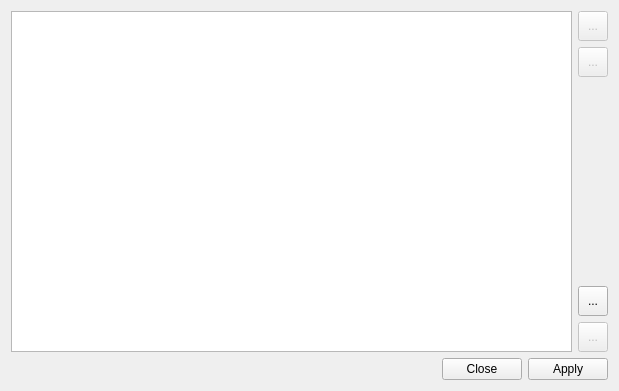
Qt form src/gui/widgets/dictionarysettings.ui (ripose-jp/Memento) before a commit.
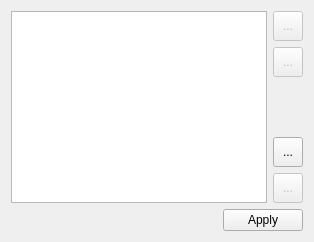
The same form after that commit.

```diff
--- a/src/gui/widgets/dictionarysettings.ui
+++ b/src/gui/widgets/dictionarysettings.ui
@@ -2,13 +2,11 @@
 <ui version="4.0">
  <class>DictionarySettings</class>
  <widget class="QWidget" name="DictionarySettings">
-  <property name="geometry">
-   <rect>
-    <x>0</x>
-    <y>0</y>
-    <width>619</width>
-    <height>391</height>
-   </rect>
+  <property name="sizePolicy">
+   <sizepolicy hsizetype="Expanding" vsizetype="Expanding">
+    <horstretch>0</horstretch>
+    <verstretch>0</verstretch>
+   </sizepolicy>
   </property>
   <property name="windowTitle">
    <string>Dictionary Settings</string>
@@ -116,7 +114,7 @@
    <item>
     <widget class="QDialogButtonBox" name="buttonBox">
      <property name="standardButtons">
-      <set>QDialogButtonBox::Apply|QDialogButtonBox::Close</set>
+      <set>QDialogButtonBox::Apply</set>
      </property>
     </widget>
    </item>
```
